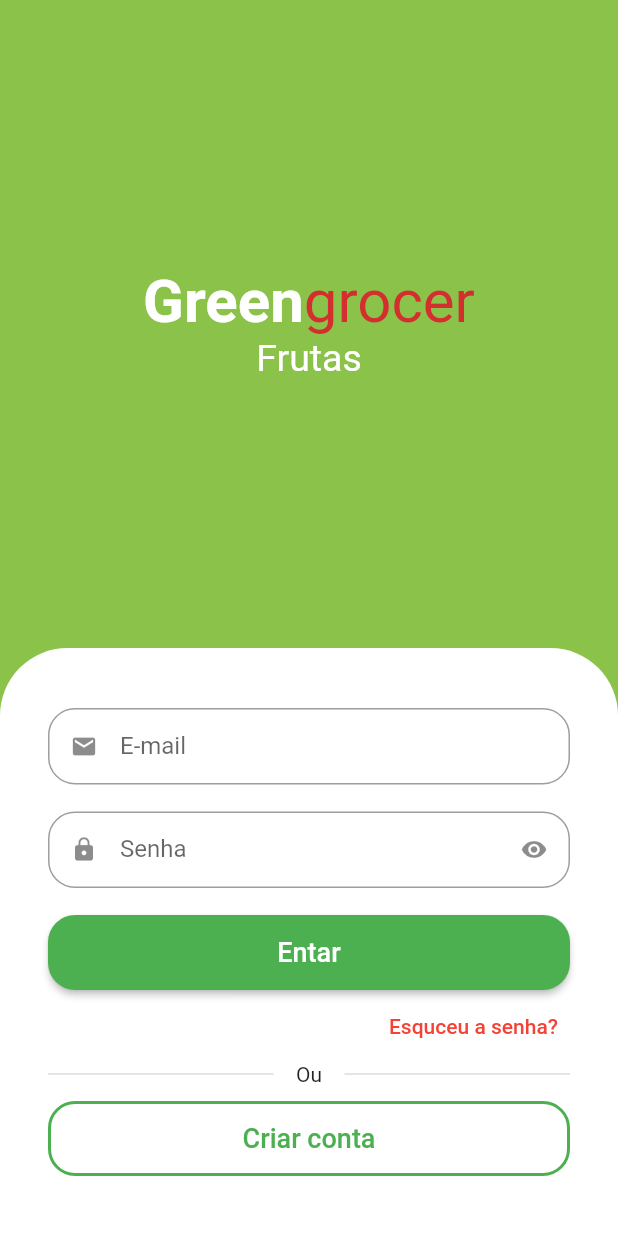
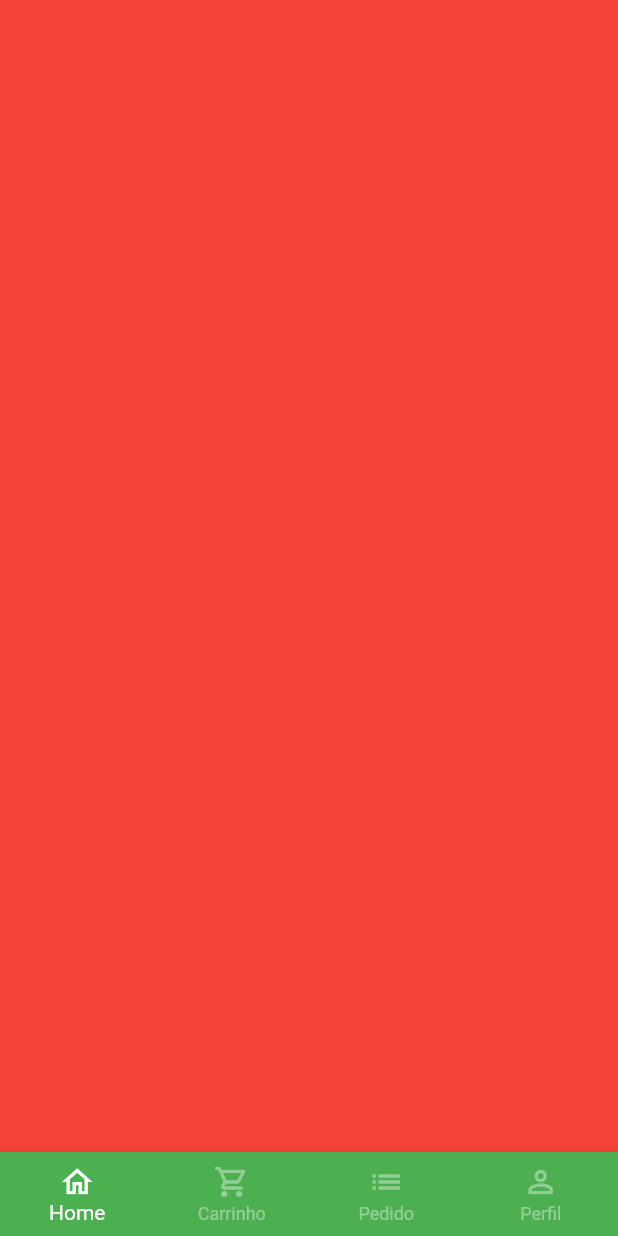
Before and after one commit to thiagolazaro/greengrocer-app-flutter, a Flutter app: the screen it shows after launch, after a tap on "Entar", on a phone screen of 412 x 824 dp. Run offline on Flutter 3.47's test engine with Material 2 defaults, Android fonts, the phone set to English and light mode, and no system bars; drawn by our look-alikes of animated_text_kit; our stand-ins replace mask_text_input_formatter.

Commit message:
Criando a Tela Base e BottomNavigationBar

```diff
--- a/lib/src/auth/sign_in_screen.dart
+++ b/lib/src/auth/sign_in_screen.dart
@@ -2,6 +2,7 @@ import 'package:animated_text_kit/animated_text_kit.dart';
 import 'package:flutter/material.dart';
 import 'package:greengrocer/src/auth/components/custom_text_field.dart';
 import 'package:greengrocer/src/auth/sign_up_screen.dart';
+import 'package:greengrocer/src/base/base_screen.dart';
 import 'package:greengrocer/src/config/custom_colors.dart';
 
 class SignInScreen extends StatelessWidget {
@@ -107,7 +108,15 @@ class SignInScreen extends StatelessWidget {
                             borderRadius: BorderRadius.circular(18),
                           ),
                         ),
-                        onPressed: () {},
+                        onPressed: () {
+                          Navigator.of(context).pushReplacement(
+                            MaterialPageRoute(
+                              builder: (c) {
+                                return const BaseScreen();
+                              },
+                            ),
+                          );
+                        },
                         child: const Text(
                           'Entar',
                           style: TextStyle(
--- /dev/null
+++ b/lib/src/base/base_screen.dart
@@ -0,0 +1,36 @@
+import 'package:flutter/material.dart';
+
+class BaseScreen extends StatelessWidget {
+  const BaseScreen({Key? key}) : super(key: key);
+
+  @override
+  Widget build(BuildContext context) {
+    return Scaffold(
+      body: Container(color: Colors.red),
+      bottomNavigationBar: BottomNavigationBar(
+        type: BottomNavigationBarType.fixed,
+        backgroundColor: Colors.green,
+        selectedItemColor: Colors.white,
+        unselectedItemColor: Colors.white.withAlpha(100),
+        items: const [
+          BottomNavigationBarItem(
+            icon: Icon(Icons.home_outlined),
+            label: 'Home',
+          ),
+          BottomNavigationBarItem(
+            icon: Icon(Icons.shopping_cart_outlined),
+            label: 'Carrinho',
+          ),
+          BottomNavigationBarItem(
+            icon: Icon(Icons.list),
+            label: 'Pedido',
+          ),
+          BottomNavigationBarItem(
+            icon: Icon(Icons.person_outline),
+            label: 'Perfil',
+          ),
+        ],
+      ),
+    );
+  }
+}
```
